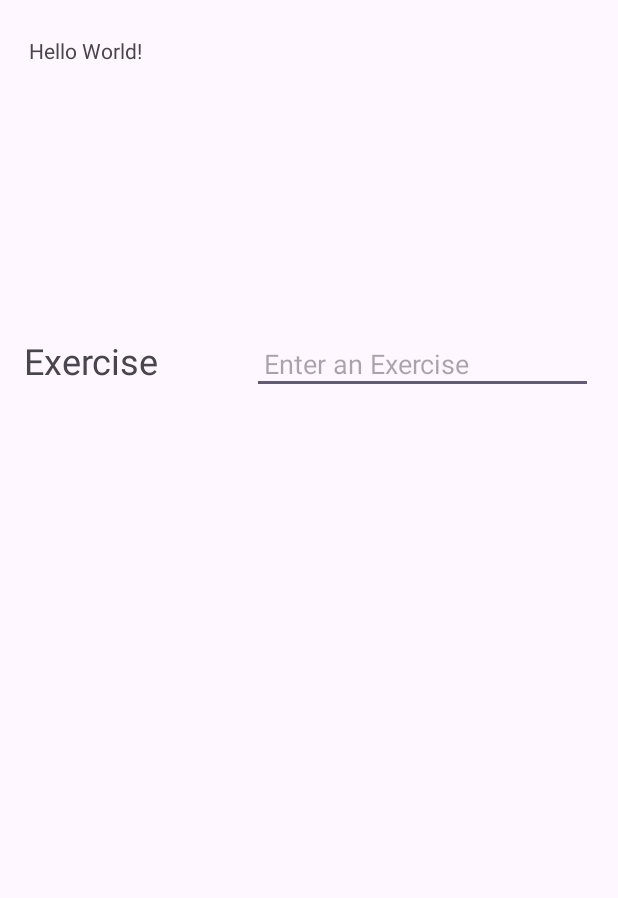
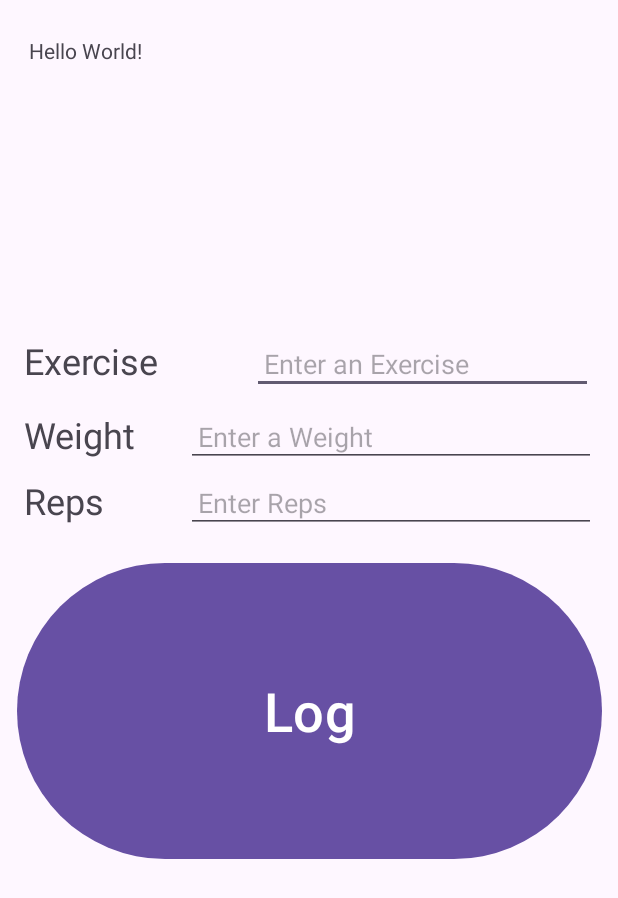
Before and after one commit to Liliana-Saavedra/GymLog, an Android app: the screen it shows after launch (MainActivity), on a phone screen of 412 x 824 dp. Shown: the top 898 px of the screen. Run offline under Robolectric (Android 15) with nearby library versions, the phone set to English and light mode, and no system bars.

Commit message:
updated XML file

```diff
--- a/app/src/main/res/layout/activity_main.xml
+++ b/app/src/main/res/layout/activity_main.xml
@@ -40,5 +40,58 @@
         app:layout_constraintStart_toEndOf="@id/exerciseLabelTextView"
         android:hint="@string/enter_an_exercise"
         />
+    <TextView
+        android:layout_width="100dp"
+        android:layout_height="36dp"
+        android:layout_marginStart="16dip"
+        android:layout_marginTop="8dp"
+        android:text="@string/weight"
+        android:id="@+id/weightLabelTextView"
+        app:layout_constraintStart_toStartOf="parent"
+        android:textSize="24sp"
+        app:layout_constraintTop_toBottomOf="@+id/exerciseLabelTextView" />
+
+    <EditText
+        android:id="@+id/weightInputEditText"
+        android:layout_width="273dp"
+        android:layout_height="39dp"
+        android:layout_marginStart="8dp"
+        android:hint="@string/enter_a_weight"
+        android:inputType="number|numberDecimal"
+        android:padding="8dp"
+        app:layout_constraintBaseline_toBaselineOf="@+id/weightLabelTextView"
+        app:layout_constraintStart_toEndOf="@id/weightLabelTextView"
+        />
+    <TextView
+        android:layout_width="100dp"
+        android:layout_height="36dp"
+        android:layout_marginStart="16dip"
+        android:layout_marginTop="8dp"
+        android:text="@string/Reps"
+        android:id="@+id/repLabelTextView"
+        app:layout_constraintStart_toStartOf="parent"
+        android:textSize="24sp"
+        app:layout_constraintTop_toBottomOf="@+id/weightLabelTextView" />
+
+    <EditText
+        android:id="@+id/repInputEditText"
+        android:layout_width="273dp"
+        android:layout_height="39dp"
+        android:layout_marginStart="8dp"
+        android:hint="@string/enter_reps"
+        android:inputType="number"
+        android:padding="8dp"
+        app:layout_constraintBaseline_toBaselineOf="@+id/repLabelTextView"
+        app:layout_constraintStart_toEndOf="@id/repLabelTextView"
+        />
+    <Button
+        android:layout_width="390dp"
+        android:layout_height="205dp"
+        app:layout_constraintStart_toStartOf="parent"
+        app:layout_constraintTop_toBottomOf="@id/repInputEditText"
+        app:layout_constraintEnd_toEndOf="parent"
+        android:layout_marginTop="16dp"
+        android:text="@string/log"
+        android:textSize="36sp"/>
 
 </androidx.constraintlayout.widget.ConstraintLayout>
--- a/app/src/main/res/values/strings.xml
+++ b/app/src/main/res/values/strings.xml
@@ -2,4 +2,10 @@
     <string name="app_name">GymLog</string>
     <string name="exercise">Exercise</string>
     <string name="enter_an_exercise">Enter an Exercise</string>
+    <string name="weight">Weight</string>
+    <string name="enter_a_weight">Enter a Weight</string>
+    <string name="enter_reps">Enter Reps</string>
+    <string name="reps">Reps</string>
+    <string name="Reps">Reps</string>
+    <string name="log">Log</string>
 </resources>
```
